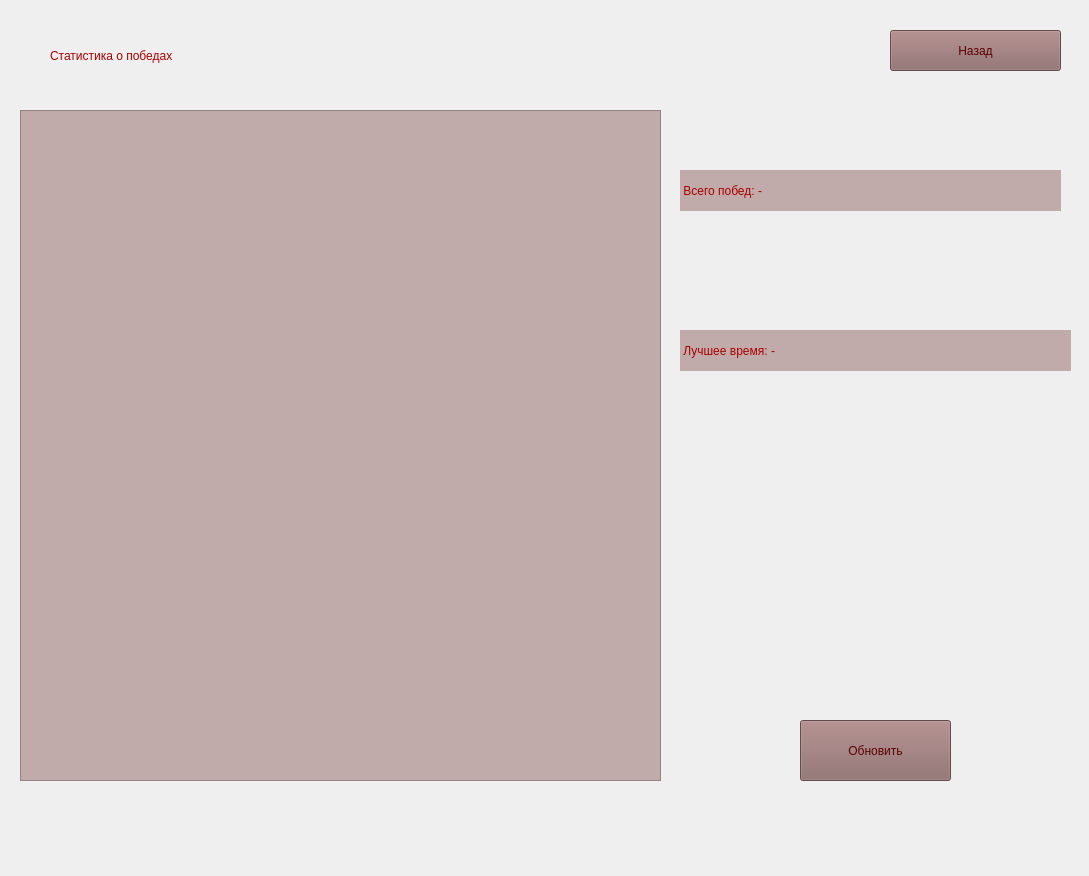
Qt form QT_files/untitled_data_victory.ui (Anechka456/GameSaper) before a commit.
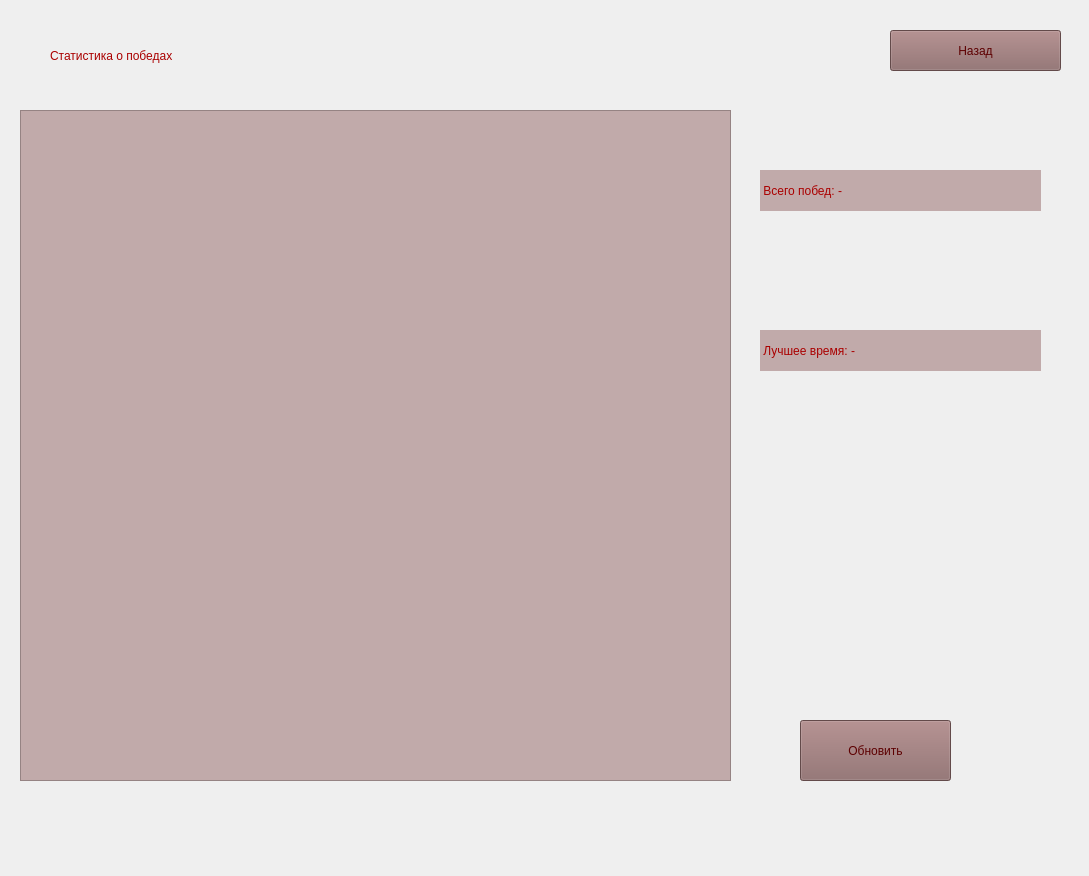
The same form after that commit.

The edit to the form file:
```diff
--- a/QT_files/untitled_data_victory.ui
+++ b/QT_files/untitled_data_victory.ui
@@ -56,7 +56,7 @@
     <rect>
      <x>20</x>
      <y>110</y>
-     <width>641</width>
+     <width>711</width>
      <height>671</height>
     </rect>
    </property>
@@ -66,15 +66,15 @@
 font: 15pt &quot;MS Sans Serif&quot;;</string>
    </property>
    <attribute name="horizontalHeaderDefaultSectionSize">
-    <number>206</number>
+    <number>172</number>
    </attribute>
   </widget>
   <widget class="QLabel" name="max_victory">
    <property name="geometry">
     <rect>
-     <x>680</x>
+     <x>760</x>
      <y>170</y>
-     <width>381</width>
+     <width>281</width>
      <height>41</height>
     </rect>
    </property>
@@ -96,9 +96,9 @@
   <widget class="QLabel" name="best_time">
    <property name="geometry">
     <rect>
-     <x>680</x>
+     <x>760</x>
      <y>330</y>
-     <width>391</width>
+     <width>281</width>
      <height>41</height>
     </rect>
    </property>
```
